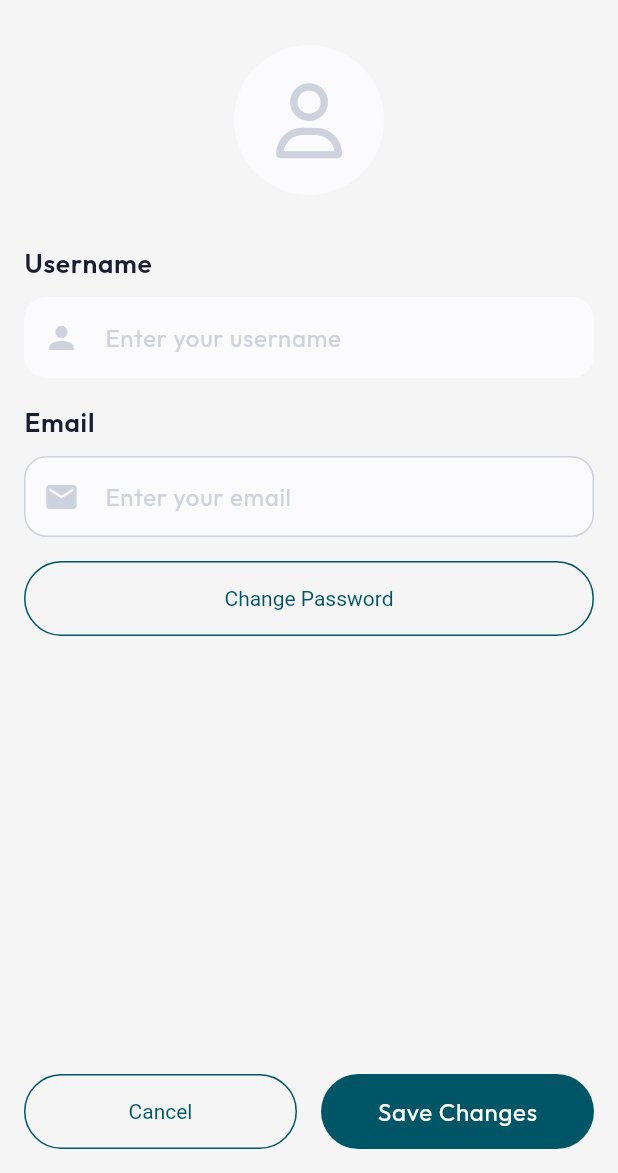
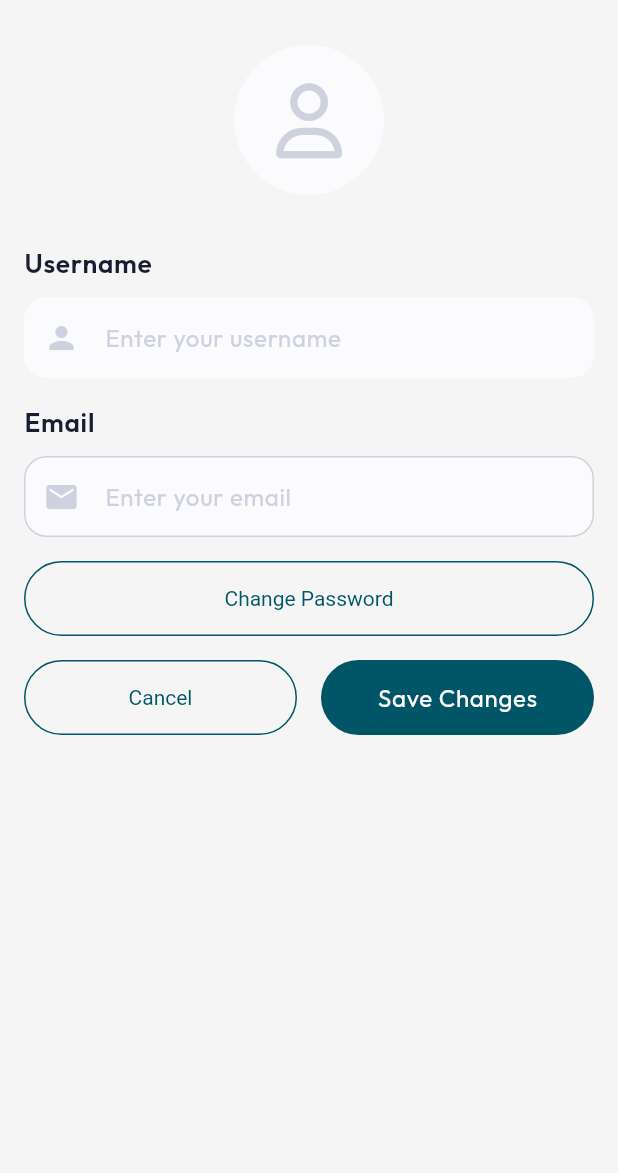
Before and after one commit to AbdelrhmanReda17/Mahatatty, a Flutter app: the EditProfileScreen screen opened directly, on a phone screen of 412 x 824 dp, the part 63-1236 px from its top. Run offline on Flutter 3.47's test engine with Material 3 defaults, Android fonts, the phone set to English and light mode, and no system bars; our stand-ins replace cloud_firestore, firebase_auth, firebase_core, flutter_riverpod, flutter_svg, font_awesome_flutter and 9 more; accounts and stored records are empty; generated files the repository leaves out were written again.

Commit message:
Fixed edit profile view bug

```diff
--- a/lib/features/settings/presentation/screens/edit_profile_screen.dart
+++ b/lib/features/settings/presentation/screens/edit_profile_screen.dart
@@ -97,6 +97,7 @@ class EditProfileScreenState extends ConsumerState<EditProfileScreen> {
         padding: const EdgeInsets.all(16),
         child: Form(
           key: _formKey,
+          child: SingleChildScrollView(
             child: Column(
               children: [
                 CircleAvatar(
@@ -139,7 +140,7 @@ class EditProfileScreenState extends ConsumerState<EditProfileScreen> {
                   },
                   style: MahattatyButtonStyle.secondary,
                 ),
-              const Spacer(),
+                const SizedBox(height: 16),
                 Row(
                   mainAxisAlignment: MainAxisAlignment.spaceBetween,
                   children: [
@@ -183,6 +184,7 @@ class EditProfileScreenState extends ConsumerState<EditProfileScreen> {
                   ],
                 ),
               ],
+            ),
           ),
         ),
       ),
```
Lines whose indentation alone changed are shown as unchanged.
